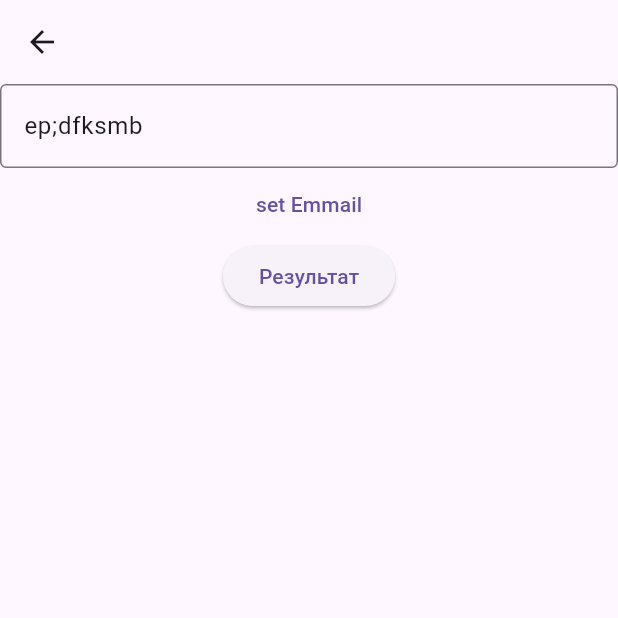
After one commit to Kotelnikovekb/go_form, a Flutter app: the DynamicActionsPage screen opened directly, after a tap on "set Emmail", on a phone screen of 412 x 824 dp, the top half of it. The commit adds this screen. Run offline on Flutter 3.47's test engine with Material 3 defaults, Android fonts, the phone set to English and light mode, and no system bars; our stand-ins replace mask_text_input_formatter.

Commit message:
- Added `FieldController` for form field state management. - Support for `TextFormField` synchronization via `TextEditingController`. - Added `setValue` method to `FieldController` for programmatically updating field values. - Built-in validation and error handling.

```diff
--- /dev/null
+++ b/example/lib/inputs/go_dynamic_input.dart
@@ -0,0 +1,19 @@
+
+import 'package:flutter/material.dart';
+import 'package:go_form/go_form.dart';
+
+class GoDynamicInput extends FormFieldModelBase<String>{
+  final String label;
+  GoDynamicInput( {required super.name, super.validator,required this.label,});
+
+  @override
+  Widget build(BuildContext context, FieldController controller) {
+    return TextFormField(
+      decoration: InputDecoration(
+        border: const OutlineInputBorder(),
+        errorText: controller.error,
+      ),
+      controller: controller.textController,
+    );
+  }
+}
--- a/example/lib/inputs/root_input.dart
+++ b/example/lib/inputs/root_input.dart
@@ -13,6 +13,7 @@ class RootInput extends TextFormField {
     String? labelText,
     super.obscureText,
     super.inputFormatters,
+    super.controller,
   }) : super(
           decoration: InputDecoration(
             border: const OutlineInputBorder(),
--- /dev/null
+++ b/example/lib/pages/dynamic_actions_page.dart
@@ -0,0 +1,62 @@
+import 'package:flutter/material.dart';
+import 'package:go_form/go_form.dart';
+
+import '../inputs/go_dynamic_input.dart';
+import '../inputs/go_text_input.dart';
+
+class DynamicActionsPage extends StatefulWidget {
+  const DynamicActionsPage({super.key});
+
+  @override
+  State<DynamicActionsPage> createState() => _DynamicActionsPageState();
+}
+
+class _DynamicActionsPageState extends State<DynamicActionsPage> {
+  final _formController = FormController();
+
+  @override
+  Widget build(BuildContext context) {
+    return Scaffold(
+      appBar: AppBar(
+
+      ),
+      body: Column(
+        children: [
+          DynamicForm(
+            fields: [
+              GoDynamicInput(
+                name: 'text',
+                label: 'Email',
+                validator: (val) {
+                  if (val == null || val.isEmpty) {
+                    return 'Согласись';
+                  }
+                  return null;
+                },
+              ),
+            ],
+            controller: _formController,
+          ),
+          TextButton(
+              onPressed: (){
+                _formController.setValue('text', 'ep;dfksmb');
+              },
+              child: Text('set Emmail')
+          ),
+          ElevatedButton(
+            onPressed: () {
+              if (!_formController.validate()) {
+                return;
+              }
+              print('${_formController.getValues()}');
+            },
+            child: Text('Результат'),
+          ),
+          SizedBox(
+            height: 30,
+          ),
+        ],
+      ),
+    );
+  }
+}
--- a/lib/src/controllers/field_controller.dart
+++ b/lib/src/controllers/field_controller.dart
@@ -4,6 +4,7 @@ import 'package:flutter/material.dart';
 import '../domain/domain.dart';
 
 class FieldController<T> extends ChangeNotifier {
+  TextEditingController? _textEditingController;
   T? get value => _valueNotifier.value.value.value;
   final ValueNotifier<FormFieldData<T?>> _valueNotifier;
 
@@ -17,11 +18,31 @@ class FieldController<T> extends ChangeNotifier {
           ),
         );
 
+
+  TextEditingController? get textController {
+    if (T == String) {
+      _textEditingController ??= TextEditingController(
+        text: _valueNotifier.value.value.value as String?,
+      );
+      _textEditingController!.addListener(() {
+        if (_textEditingController!.text != value) {
+          onChange(_textEditingController!.text as T?);
+        }
+      });
+    }
+    return _textEditingController;
+  }
+
   void onChange(T? newValue) {
     _valueNotifier.value = FormFieldData<T?>(
       initialValue: newValue,
       validator: _valueNotifier.value.validator,
     );
+    if (T == String && _textEditingController != null) {
+      if (_textEditingController!.text != newValue) {
+        _textEditingController!.text = newValue as String? ?? '';
+      }
+    }
     notifyListeners();
   }
 
@@ -31,6 +52,19 @@ class FieldController<T> extends ChangeNotifier {
       validator: _valueNotifier.value.validator,
       error: newError,
     );
+    notifyListeners();
+  }
+  void setValue(dynamic newValue) {
+    _valueNotifier.value=FormFieldData<T?>(
+      initialValue: newValue,
+      validator: _valueNotifier.value.validator,
+      error: _valueNotifier.value.error,
+    );
+    if (T == String && _textEditingController != null) {
+      if (_textEditingController!.text != newValue) {
+        _textEditingController!.text = newValue as String? ?? '';
+      }
+    }
     notifyListeners();
   }
 
--- a/lib/src/controllers/form_controller.dart
+++ b/lib/src/controllers/form_controller.dart
@@ -59,13 +59,13 @@ class FormController {
     if (field is! FieldController<T>) {
       throw TypeError();
     }
-    return field as FieldController<T>;
+    return field;
   }
 
   /// Выполнение валидации поля
-  void validateField<T>(String name) {
+/*  void validateField<T>(String name) {
     final fieldController = getFieldController<T>(name);
-  }
+  }*/
 
   /*FormFieldData<T> getFieldData<T>(String name) {
     final field = _fields[name];
@@ -88,6 +88,10 @@ class FormController {
 
   void setError(String name, String? error) {
     _fields[name]?.setError(error);
+  }
+  void setValue(String name, dynamic value){
+    _fields[name]?.setValue(value);
+
   }
 
   void resetError(String name) {
@@ -159,11 +163,11 @@ class FormController {
   }
 
 
-  T _defaultValue<T>() {
+/*  T _defaultValue<T>() {
     if (T == String) return '' as T;
     if (T == int) return 0 as T;
     if (T == double) return 0.0 as T;
     if (T == bool) return false as T;
     throw UnsupportedError("Unsupported default value for type $T");
-  }
+  }*/
 }
--- a/lib/src/domain/from_field_data.dart
+++ b/lib/src/domain/from_field_data.dart
@@ -21,4 +21,19 @@ class FormFieldData<T> {
   @override
   int get hashCode => value.hashCode^error.hashCode;
 
+  /// Creates a copy of this [FormFieldData] with the ability to override some properties.
+  FormFieldData<T> copyWith({
+    T? initialValue,
+    String? error,
+    String? Function(dynamic value)? validator,
+    T? value,
+  }) {
+    return FormFieldData<T>(
+      initialValue: initialValue ?? this.value.value,
+      error: error ?? this.error,
+      validator: validator ?? this.validator,
+    );
+  }
+
+
 }
--- a/pubspec.yaml
+++ b/pubspec.yaml
@@ -1,6 +1,6 @@
 name: go_form
 description: "A generic controller for managing state and validation of input fields in Flutter. Supports initial value, validation, errors, and focus."
-version: 0.0.2
+version: 0.1.0
 homepage: https://github.com/Kotelnikovekb/go_form
 
 environment:
```
Also changed, not shown: example/lib/pages/home_page.dart (+14 -0 lines), example/pubspec.lock, 1 other file.
